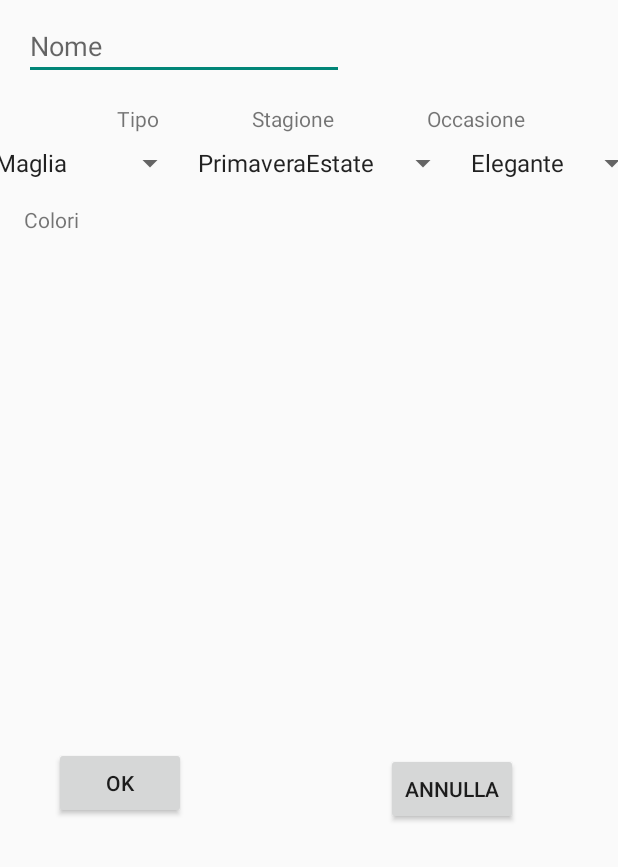
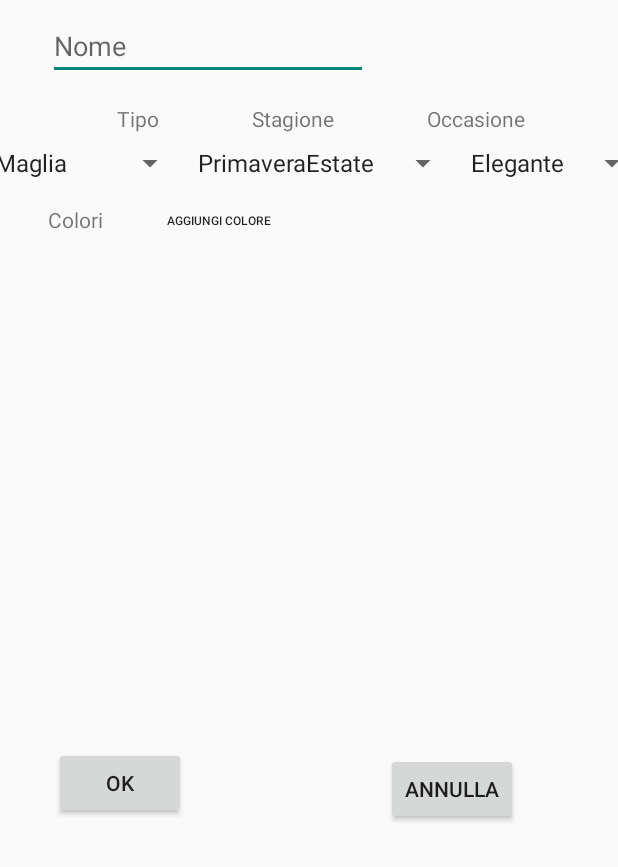
Before and after one commit to davidefalcone/SuitUp, an Android app: the EditCapoActivity screen opened directly, with no data from a screen before it, on a phone screen of 412 x 824 dp, the part 369-1236 px from its top. Run offline under Robolectric (Android 15) with nearby library versions, the phone set to English and light mode, and no system bars; Roboto replaces fonts that are not available here; 1 statement that could not run was skipped.

Commit message:
migliorata gestione colori

```diff
--- a/app/src/main/java/com/example/davide/suitup/ArmadioActivity.java
+++ b/app/src/main/java/com/example/davide/suitup/ArmadioActivity.java
@@ -38,6 +38,9 @@ public class ArmadioActivity extends AppCompatActivity {
 
     //chiave per il passaggio di parametri alla nuova activity
     private final String EXTRA_CAPO = "capo";
+    private final String ACTIVITY_CHIAMANTE = "activity";
+    private final int ACTIVITY_CAPO = 0;
+    private final int ACTIVITY_EDIT_CAPO = 1;
 
     // Costanti con i result code
     private final int REQ_ADD_CAPO = 1;
@@ -70,7 +73,7 @@ public class ArmadioActivity extends AppCompatActivity {
             public void onClick(View v) {
                 Intent intent = new Intent(getApplicationContext(), EditCapoActivity.class);
                 startActivityForResult(intent, REQ_ADD_CAPO);
-            }
+                }
         });
 
         registerForContextMenu(vListaCapi);
--- a/app/src/main/java/com/example/davide/suitup/EditCapoActivity.java
+++ b/app/src/main/java/com/example/davide/suitup/EditCapoActivity.java
@@ -1,11 +1,14 @@
 package com.example.davide.suitup;
 
+import android.app.AlertDialog;
+import android.content.DialogInterface;
 import android.content.Intent;
 import android.support.v4.app.Fragment;
 import android.support.v4.app.FragmentManager;
 import android.support.v7.app.AppCompatActivity;
 import android.os.Bundle;
 import android.view.View;
+import android.view.WindowManager;
 import android.widget.Adapter;
 import android.widget.ArrayAdapter;
 import android.widget.Button;
@@ -20,6 +23,9 @@ import java.lang.reflect.Array;
 
 public class EditCapoActivity extends AppCompatActivity {
 
+    //attributi
+    private EditColoriAdapter coloriAdapter;
+
     //riferimenti alle view
     private Button vOk;
     private Button vAnnulla;
@@ -28,11 +34,13 @@ public class EditCapoActivity extends AppCompatActivity {
     private Spinner vOccasione;
     private Spinner vStagione;
     private FragmentManager fm;
+    private Button vAggiungi;
 
     private final String EXTRA_CAPO = "capo";
     private final String EXTRA_COLORI = "colori";
     private final String ACTIVITY_CHIAMANTE = "activity";
     private final int ACTIVITY_EDIT_CAPO = 1;
+    private final int ACTIVITY_ADD_CAPO = 2;
 
     @Override
     protected void onCreate(Bundle savedInstanceState) {
@@ -47,8 +55,11 @@ public class EditCapoActivity extends AppCompatActivity {
         vTipo = findViewById(R.id.spnTipo);
         vOccasione = findViewById(R.id.spnOccasione);
         vStagione = findViewById(R.id.spnStagione);
+        vAggiungi = findViewById(R.id.btnAggiungi);
         fm = getSupportFragmentManager();
         Fragment fragment = fm.findFragmentById(R.id.fragmentContainer);
+        getWindow().setSoftInputMode(WindowManager.LayoutParams.SOFT_INPUT_STATE_HIDDEN);
+
 
         //imposto il fragment per la lista colori
         if (fragment == null ) {
@@ -68,16 +79,32 @@ public class EditCapoActivity extends AppCompatActivity {
         final Intent intent = getIntent();
         Capo capo = (Capo) intent.getSerializableExtra(EXTRA_CAPO);
 
+        Bundle bundle = new Bundle();
+
         if (capo !=  null) {
             vNome.setText(capo.getNomeCapo());
             vTipo.setSelection(capo.getTipo().ordinal());
             vStagione.setSelection(capo.getStagione().ordinal());
             vOccasione.setSelection(capo.getOccasione().ordinal());
-            Bundle bundle = new Bundle();
-            bundle.putParcelableArrayList(EXTRA_COLORI, capo.getColori());
-            bundle.putInt(ACTIVITY_CHIAMANTE, ACTIVITY_EDIT_CAPO);
+            coloriAdapter = new EditColoriAdapter(capo.getColori());
+            bundle.putSerializable(EXTRA_COLORI, coloriAdapter);
             fragment.setArguments(bundle);
         }
+
+
+        vAggiungi.setOnClickListener(new View.OnClickListener() {
+            @Override
+            public void onClick(View v) {
+                //imposto il popup per l'eliminazione del colore
+                AlertDialog.Builder alert = new AlertDialog.Builder(v.getContext());
+                alert.setTitle(R.string.seleziona_colore);
+                alert.setView(R.layout.fragment_scegli_colore);
+
+                //mostro il popup
+                AlertDialog alertDialog = alert.create();
+                alertDialog.show();
+            }
+        });
 
         //imposto il pulsante ok
         vOk.setOnClickListener(new View.OnClickListener() {
@@ -112,7 +139,7 @@ public class EditCapoActivity extends AppCompatActivity {
         capo.setTipo(Capo.Tipo.values()[vTipo.getSelectedItemPosition()]);
         capo.setStagione(Capo.Stagione.values()[vStagione.getSelectedItemPosition()]);
         capo.setOccasione(Capo.Occasione.values()[vOccasione.getSelectedItemPosition()]);
-        capo.setColori(ColoriAdapter.getInstance().getListaColori());
+        capo.setColori(coloriAdapter.getListaColori());
         return capo;
     }
 }
--- a/app/src/main/java/com/example/davide/suitup/HorizontalListViewFragment.java
+++ b/app/src/main/java/com/example/davide/suitup/HorizontalListViewFragment.java
@@ -19,31 +19,17 @@ import java.util.ArrayList;
 
 public class HorizontalListViewFragment extends Fragment {
 
-    //intero che tiene conto dell'activity chiamante
-    private int activity;
-
     //riferimenti alle view
     private ArrayList<Colore> listitems = new ArrayList<>();
     private RecyclerView recyclerView;
 
     //stringhe necessarie per il passaggio di parametri dalle activity
-    public final String EXTRA_COLORI = "colori";
-    private final String ACTIVITY_CHIAMANTE = "activity";
-    private final int ACTIVITY_CAPO = 0;
-    private final int ACTIVITY_EDIT_CAPO = 1;
+    public final String EXTRA_CAPO = "capo";
+    private final String EXTRA_COLORI = "colori";
+
 
     public HorizontalListViewFragment () {
         // Required empty public constructor
-    }
-
-    @Override
-    public void onCreate(@Nullable Bundle savedInstanceState) {
-        super.onCreate(savedInstanceState);
-        listitems.clear();
-        listitems = getArguments().getParcelableArrayList(EXTRA_COLORI);
-        activity = getArguments().getInt(ACTIVITY_CHIAMANTE);
-
-
     }
 
     @Override
@@ -54,8 +40,10 @@ public class HorizontalListViewFragment extends Fragment {
         recyclerView.setHasFixedSize(true);
         LinearLayoutManager MyLayoutManager = new LinearLayoutManager(getActivity());
         MyLayoutManager.setOrientation(LinearLayoutManager.HORIZONTAL);
-        if (listitems.size() > 0 & recyclerView != null) {
-            recyclerView.setAdapter(ColoriAdapter.getInstance(listitems, activity));
+        if (recyclerView != null) {
+
+            recyclerView.setAdapter((CapoColoriAdapter)getArguments().getSerializable(EXTRA_COLORI));
+
         }
         recyclerView.setLayoutManager(MyLayoutManager);
 
--- a/app/src/main/res/layout/activity_edit_capo.xml
+++ b/app/src/main/res/layout/activity_edit_capo.xml
@@ -65,7 +65,7 @@
         android:id="@+id/textView5"
         android:layout_width="wrap_content"
         android:layout_height="wrap_content"
-        android:layout_marginStart="16dp"
+        android:layout_marginStart="32dp"
         android:layout_marginTop="16dp"
         android:text="@string/colori"
         app:layout_constraintStart_toStartOf="parent"
@@ -75,7 +75,7 @@
         android:id="@+id/editNome"
         android:layout_width="wrap_content"
         android:layout_height="wrap_content"
-        android:layout_marginStart="16dp"
+        android:layout_marginStart="32dp"
         android:layout_marginTop="8dp"
         android:ems="10"
         android:hint="@string/nome"
@@ -136,11 +136,25 @@
         android:layout_width="338dp"
         android:layout_height="67dp"
         android:layout_marginBottom="8dp"
-        android:layout_marginEnd="20dp"
+        android:layout_marginEnd="8dp"
         android:layout_marginTop="8dp"
         app:layout_constraintBottom_toTopOf="@+id/btnOk"
         app:layout_constraintEnd_toEndOf="parent"
+        app:layout_constraintStart_toStartOf="@+id/textView5"
         app:layout_constraintTop_toBottomOf="@+id/textView5"
         app:layout_constraintVertical_bias="0.0"></FrameLayout>
 
+    <Button
+        android:id="@+id/btnAggiungi"
+        style="@android:style/Widget.Material.Button.Borderless"
+        android:layout_width="122dp"
+        android:layout_height="30dp"
+        android:layout_marginStart="16dp"
+        android:text="@string/aggiungi_colore"
+        android:textAppearance="@android:style/TextAppearance.Material.Widget.Button"
+        android:textSize="8sp"
+        app:layout_constraintBottom_toBottomOf="@+id/textView5"
+        app:layout_constraintStart_toEndOf="@+id/textView5"
+        app:layout_constraintTop_toTopOf="@+id/textView5" />
+
 </android.support.constraint.ConstraintLayout>
--- a/app/src/main/res/values/strings.xml
+++ b/app/src/main/res/values/strings.xml
@@ -15,10 +15,10 @@
     <string name="itemEdit">Modifica Capo</string>
     <string name="itemDelete">Elimina Capo</string>
     <string name="ok">OK</string>
+    <string name="seleziona_colore">Seleziona un colore</string>
     <string name="occasione">Occasione</string>
     <string name="dati_obbligatori">Tutti i dati sono obbligatori!</string>
-
-    <!-- TODO: Remove or change this placeholder text -->
     <string name="hello_blank_fragment">Hello blank fragment</string>
     <string name="elimina">Vuoi eliminare il colore?</string>
+    <string name="aggiungi_colore">Aggiungi Colore</string>
 </resources>
```
Also changed, not shown: app/src/main/java/com/example/davide/suitup/CapoActivity.java (+7 -4 lines), app/src/main/java/com/example/davide/suitup/CapoColoriAdapter.java (added, +60 -0 lines), app/src/main/java/com/example/davide/suitup/ColoriAdapter.java (deleted, +0 -105 lines), app/src/main/java/com/example/davide/suitup/ViewHolder.java (+4 -37 lines).
